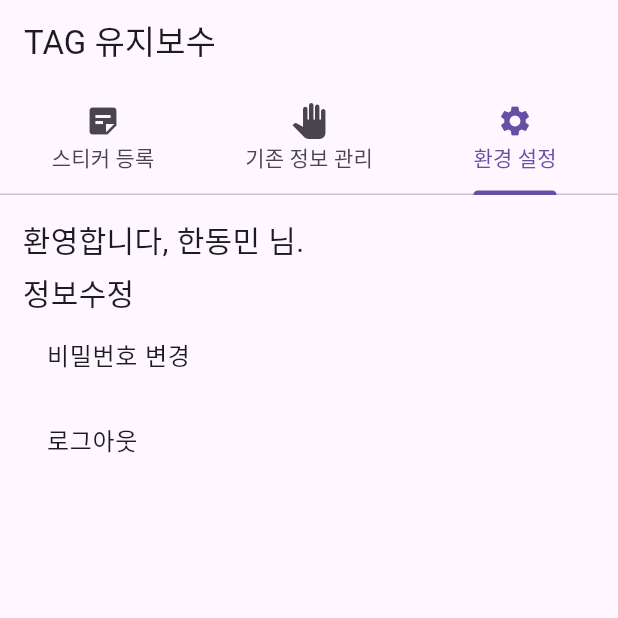
After one commit to SUVID-18/tag_management, a Flutter app: the screen it shows after launch, tab 3 chosen, on a phone screen of 412 x 824 dp, the top half of it. The commit adds this screen. Run offline on Flutter 3.47's test engine with Material 2 defaults, Android fonts, the phone set to English and light mode, and no system bars; our stand-ins replace cloud_firestore, firebase_auth, firebase_core, firebase_dynamic_links, go_router, shared_preferences; missing offline and left inert: nfc_manager; accounts and stored records are empty; generated files the repository leaves out were written again.

Commit message:
SettingPage 초안

```diff
--- a/lib/view/main_page.dart
+++ b/lib/view/main_page.dart
@@ -1,5 +1,6 @@
 import 'package:flutter/material.dart';
 import 'package:tag_management/view/management.dart';
+import 'package:tag_management/view/settings.dart';
 
 /// 홈 화면을 나타내는 페이지 입니다.
 
@@ -23,18 +24,12 @@ class _MainPageState extends State<MainPage> with TickerProviderStateMixin {
   Widget build(BuildContext context) {
     return Scaffold(
         appBar: AppBar(
-          title: const Text('수원대학교 TAG 유지보수'),
+          title: const Text('TAG 유지보수'),
           bottom: TabBar(
             controller: _tabController,
             tabs: const <Widget>[
-              Tab(
-                icon: Icon(Icons.sticky_note_2),
-                  child: Text("스티커 등록")
-              ),
-              Tab(
-                icon: Icon(Icons.medical_information_outlined),
-                  child: Text("기존 정보 관리")
-              ),
+              Tab(icon: Icon(Icons.sticky_note_2), child: Text("스티커 등록")),
+              Tab(icon: Icon(Icons.pan_tool), child: Text("기존 정보 관리")),
               Tab(
                 icon: Icon(Icons.settings),
                   child: Text("환경 설정")
@@ -66,15 +61,17 @@ class _MainPageState extends State<MainPage> with TickerProviderStateMixin {
                 },
                 child: SizedBox(
                   width: 500,
-                height: 500,
-                child: Image.asset('assets/images/swu_bluelogo.png'),
+                  height: 500,
+                  child: Image.asset('assets/images/swu_bluelogo.png'),
                 ),
               ),
             ),
           ),
           ManagementPage(),
-          // 환경설정 페이지가 들어갈 자리
-          ManagementPage(),
+          SettingsPage(
+            username: '한동민',
+            onLogout: () {},
+          ),
         ]));
   }
 }
--- /dev/null
+++ b/lib/view/settings.dart
@@ -0,0 +1,36 @@
+import 'package:flutter/material.dart';
+
+class SettingsPage extends StatelessWidget {
+  final String username;
+  final Function() onLogout;
+
+  const SettingsPage({Key? key, required this.username, required this.onLogout})
+      : super(key: key);
+
+  @override
+  Widget build(BuildContext context) {
+    return Padding(
+      padding: const EdgeInsets.all(15),
+      child: Column(
+        crossAxisAlignment: CrossAxisAlignment.start,
+        children: [
+          Text('환영합니다, $username 님.', style: TextStyle(fontSize: 20)),
+          SizedBox(height: 5),
+          Text('정보수정', style: TextStyle(fontSize: 20)),
+          ListTile(
+            title: Text('비밀번호 변경'),
+            onTap: () {
+              /// 비밀번호 변경 로직 구현필요
+            },
+          ),
+          ListTile(
+            title: Text('로그아웃'),
+            onTap: onLogout,
+
+            ///로그아웃시 변경 로직 구현 필요
+          ),
+        ],
+      ),
+    );
+  }
+}
```
Also changed, not shown: lib/main.dart (+9 -17 lines), lib/view/management.dart (+4 -5 lines), pubspec.lock.
